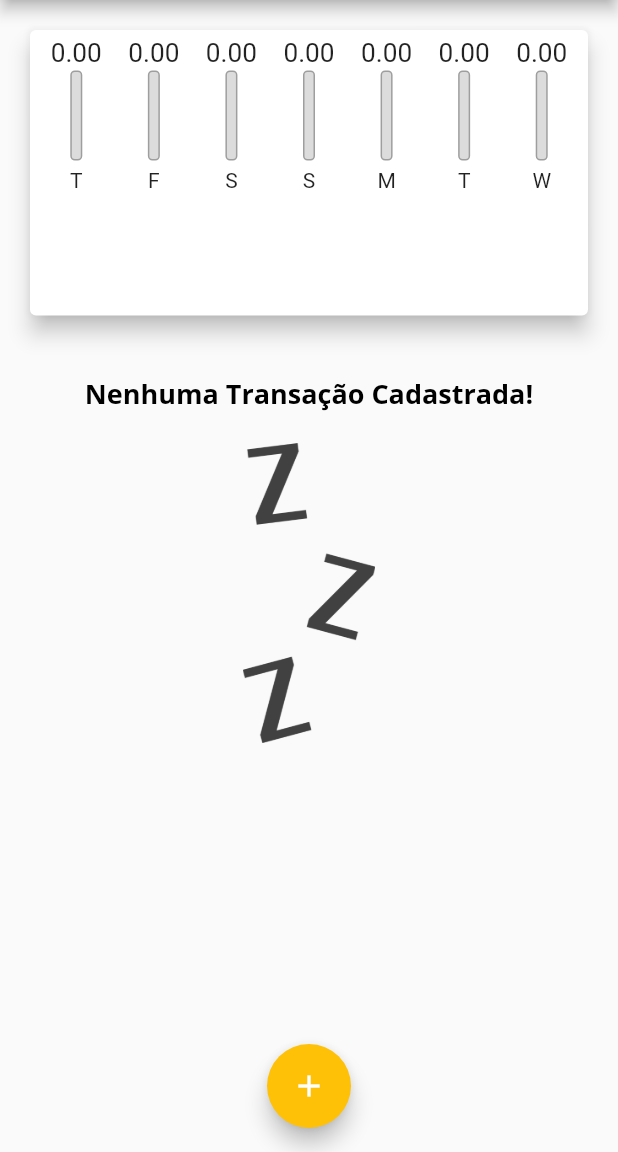
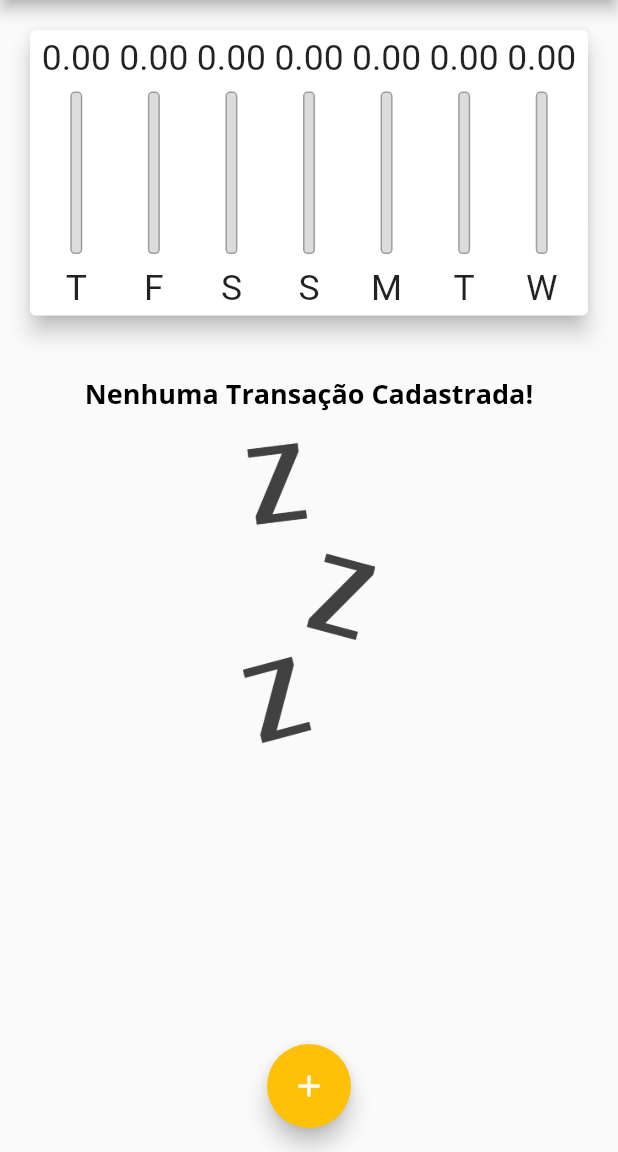
Before and after one commit to andrehahn05/ExpensesApp, a Flutter app: the screen it shows after launch, on a phone screen of 412 x 824 dp, the part 84-1236 px from its top. Run offline on Flutter 3.47's test engine with Material 2 defaults, Android fonts, the phone set to English and light mode, and no system bars.

Commit message:
LayoutBuilder

```diff
--- a/lib/components/chart_bar.dart
+++ b/lib/components/chart_bar.dart
@@ -1,4 +1,5 @@
 import 'package:flutter/material.dart';
+import 'package:flutter/rendering.dart';
 
 class ChartBar extends StatelessWidget {
   final String? label;
@@ -14,27 +15,25 @@ class ChartBar extends StatelessWidget {
 
   @override
   Widget build(BuildContext context) {
+    return LayoutBuilder(builder: (ctx, constraints) {
       return Column(
         children: [
-        Container(
-          height: 20,
+          SizedBox(
+            height: constraints.maxHeight * 0.15,
             child: FittedBox(
               child: Text('${value!.toStringAsFixed(2)}'),
             ),
           ),
-        const SizedBox(height: 2),
+          SizedBox(height: constraints.maxHeight * 0.05),
           SizedBox(
-          height: 60,
+            height: constraints.maxHeight * 0.6,
             width: 8,
             child: Stack(
               alignment: Alignment.bottomCenter,
               children: <Widget>[
                 Container(
                   decoration: BoxDecoration(
-                  border: Border.all(
-                    color: Colors.grey,
-                    width: 1.0
-                  ),
+                    border: Border.all(color: Colors.grey, width: 1.0),
                     color: const Color.fromRGBO(220, 220, 220, 1),
                     borderRadius: BorderRadius.circular(3),
                   ),
@@ -51,9 +50,15 @@ class ChartBar extends StatelessWidget {
               ],
             ),
           ),
-        const SizedBox(height: 5),
-        Text(label!),
+          SizedBox(height: constraints.maxHeight * 0.05),
+          SizedBox(
+            height: constraints.maxHeight * 0.15,
+            child: FittedBox(
+              child: Text(label!)
+            ),
+          ),
         ],
       );
+    });
   }
 }
```
Lines whose indentation alone changed are shown as unchanged.
